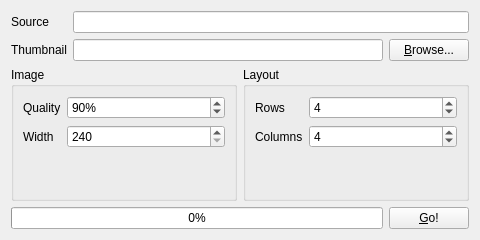
The window that thumbnailerwindow.ui (mpc-qt/mpc-qt) describes before a commit, drawn with Qt 5.
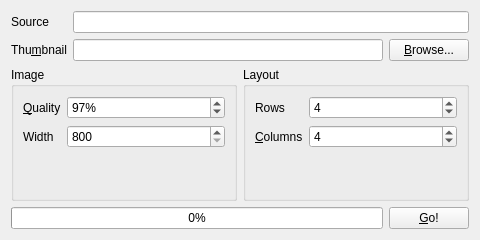
The same window after the commit.

Commit message:
thumbnailerwindow: implement saving thumbnails
Fixes #225.

Changelog:
- Moved file size formatting from properties to helpers
- Added timing information to logs
- Cleaned up mpv destruction while mpv is busy
- Wrote a thumbnailing frontend for mpv

Thoughts:
- Thumbnailer window position is unmanaged
- Maybe render to an fbo instead of creating a hidden window

```diff
--- a/thumbnailerwindow.ui
+++ b/thumbnailerwindow.ui
@@ -36,7 +36,7 @@
      <item row="1" column="0">
       <widget class="QLabel" name="saveImageLabel">
        <property name="text">
-        <string>Thumbnail</string>
+        <string>Thu&amp;mbnail</string>
        </property>
        <property name="buddy">
         <cstring>saveImage</cstring>
@@ -68,7 +68,7 @@
       <item row="0" column="0">
        <widget class="QLabel" name="imageQualityLabel">
         <property name="text">
-         <string>Quality</string>
+         <string>&amp;Quality</string>
         </property>
         <property name="buddy">
          <cstring>imageQuality</cstring>
@@ -87,7 +87,7 @@
          <number>100</number>
         </property>
         <property name="value">
-         <number>90</number>
+         <number>97</number>
         </property>
        </widget>
       </item>
@@ -104,7 +104,7 @@
       <item row="1" column="1">
        <widget class="QSpinBox" name="imageWidth">
         <property name="minimum">
-         <number>240</number>
+         <number>800</number>
         </property>
         <property name="maximum">
          <number>8192</number>
@@ -146,7 +146,7 @@
       <item row="1" column="0">
        <widget class="QLabel" name="layoutColumnsLabel">
         <property name="text">
-         <string>Columns</string>
+         <string>&amp;Columns</string>
         </property>
         <property name="buddy">
          <cstring>layoutColumns</cstring>
```
Left out of the diff: 5 changed lines with no effect on the pictures. The commit also changes 19 other files.
